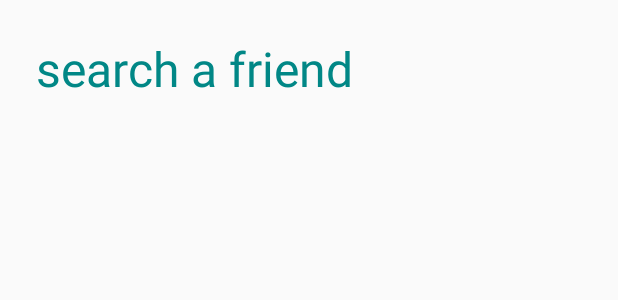
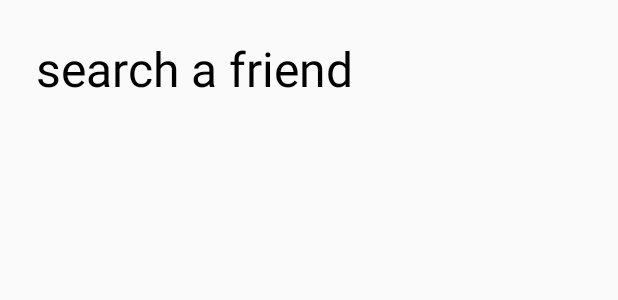
Before and after one commit to josh7144/odev, an Android app: the layout activity_search_friends.xml on its own in the app's theme, with its tools: preview values and no code run, on a phone screen of 412 x 824 dp. Shown: the top 300 px of the screen. Run offline under Robolectric (Android 15) with nearby library versions, the phone set to English and light mode, and no system bars.

Commit message:
cambio el color de titulo a negro

```diff
--- a/app/src/main/res/layout/activity_search_friends.xml
+++ b/app/src/main/res/layout/activity_search_friends.xml
@@ -11,7 +11,7 @@
         android:layout_margin="@dimen/space_large"
         android:text="@string/feat_search_friends_title"
         style="@style/TheSocialNetwork.TextStyle.Title"
-        android:textColor="@color/teal_700"
+        android:textColor="@color/black"
         app:layout_constraintEnd_toEndOf="parent"
         app:layout_constraintStart_toStartOf="parent"
         app:layout_constraintTop_toTopOf="parent"/>
```
